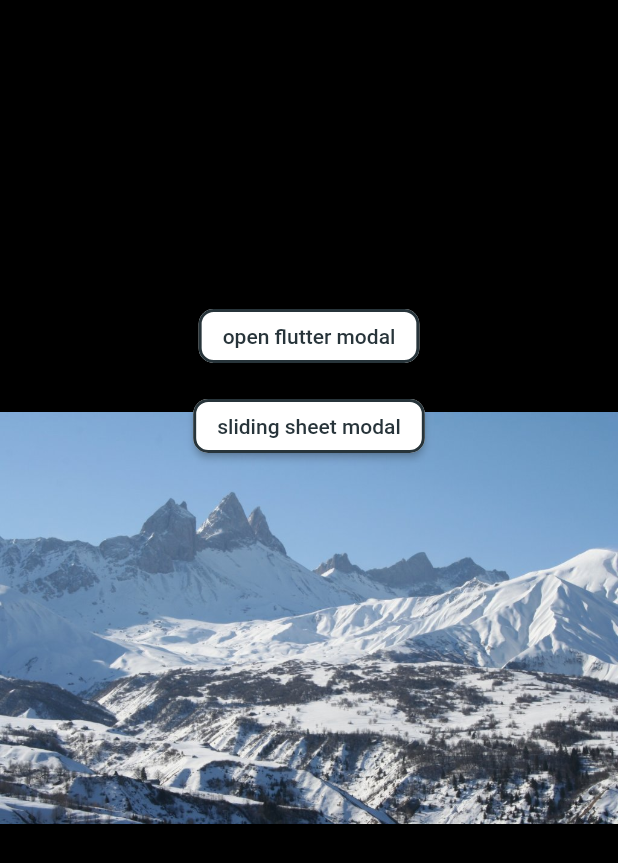
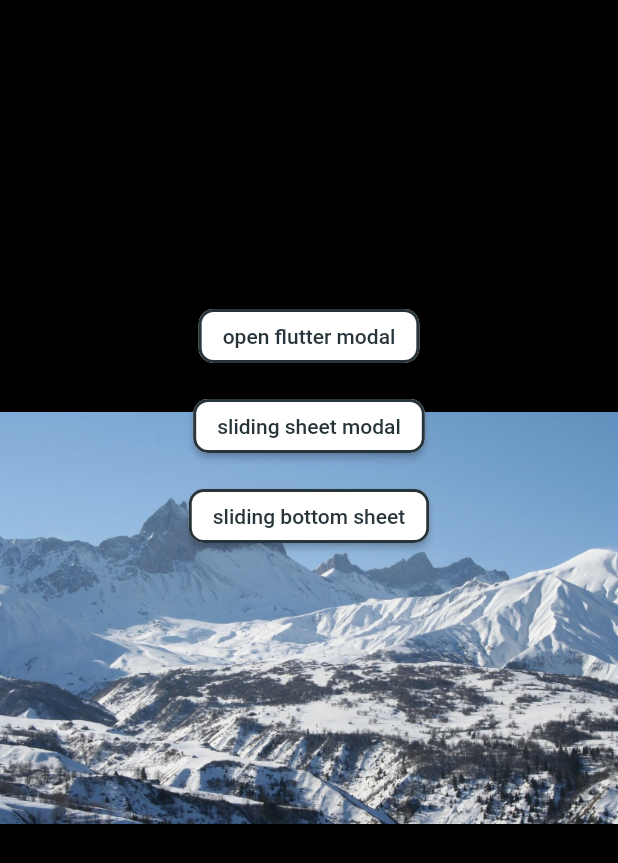
Before and after one commit to thomascoumau/flutter-modal-example, a Flutter app: the screen it shows after launch, on a phone screen of 412 x 824 dp. Shown: the top 863 px of the screen. Run offline on Flutter 3.47's test engine with Material 2 defaults, Android fonts, the phone set to English and light mode, and no system bars; drawn by our look-alikes of photo_view, sliding_sheet.

Commit message:
feat: 🎸 add sliding bottom sheet example

```diff
--- a/lib/main.dart
+++ b/lib/main.dart
@@ -78,7 +78,14 @@ class _HomeState extends State<Home> {
                                   text: 'sliding sheet modal',
                                   onPressed: () {
                                     sheetController.snapToExtent(0.4);
-                                  })
+                                  }),
+                              const SizedBox(
+                                height: 12,
+                              ),
+                              Button(
+                                text: 'sliding bottom sheet',
+                                onPressed: () => showSlidingModal(context),
+                              )
                             ],
                           ),
                         )
```
Also changed, not shown: lib/widget/modals.dart (+27 -0 lines).
